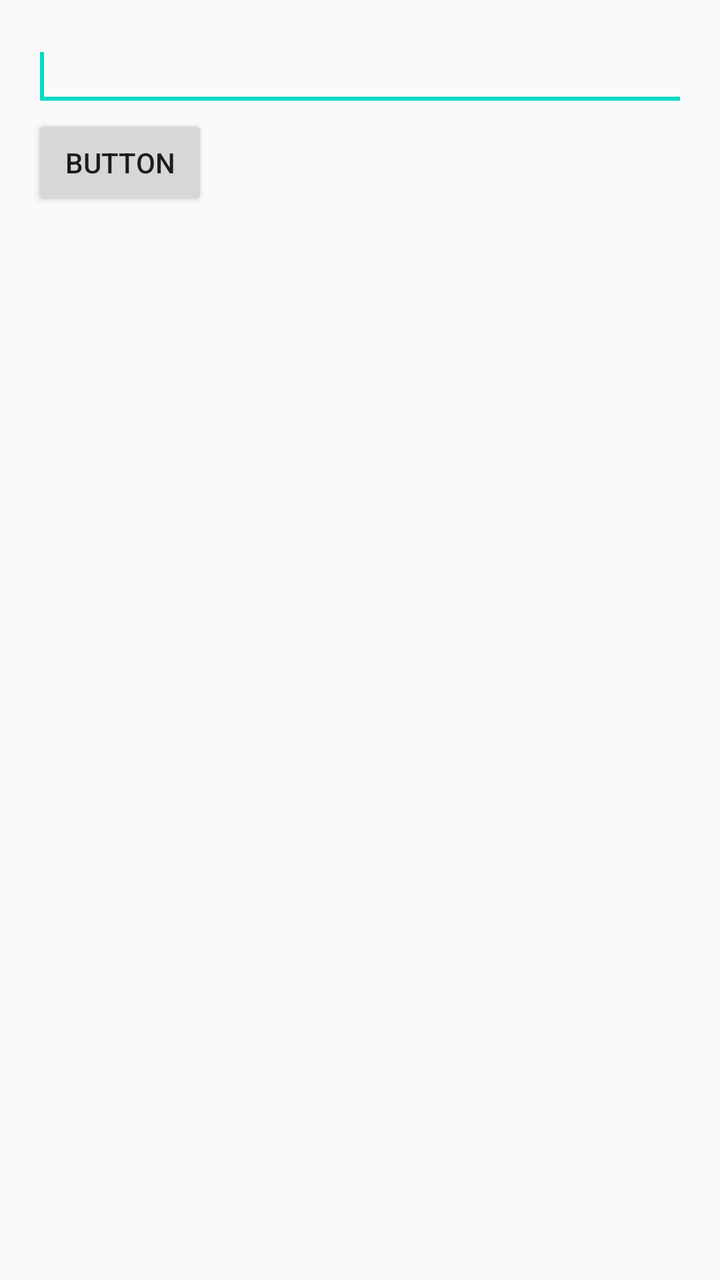
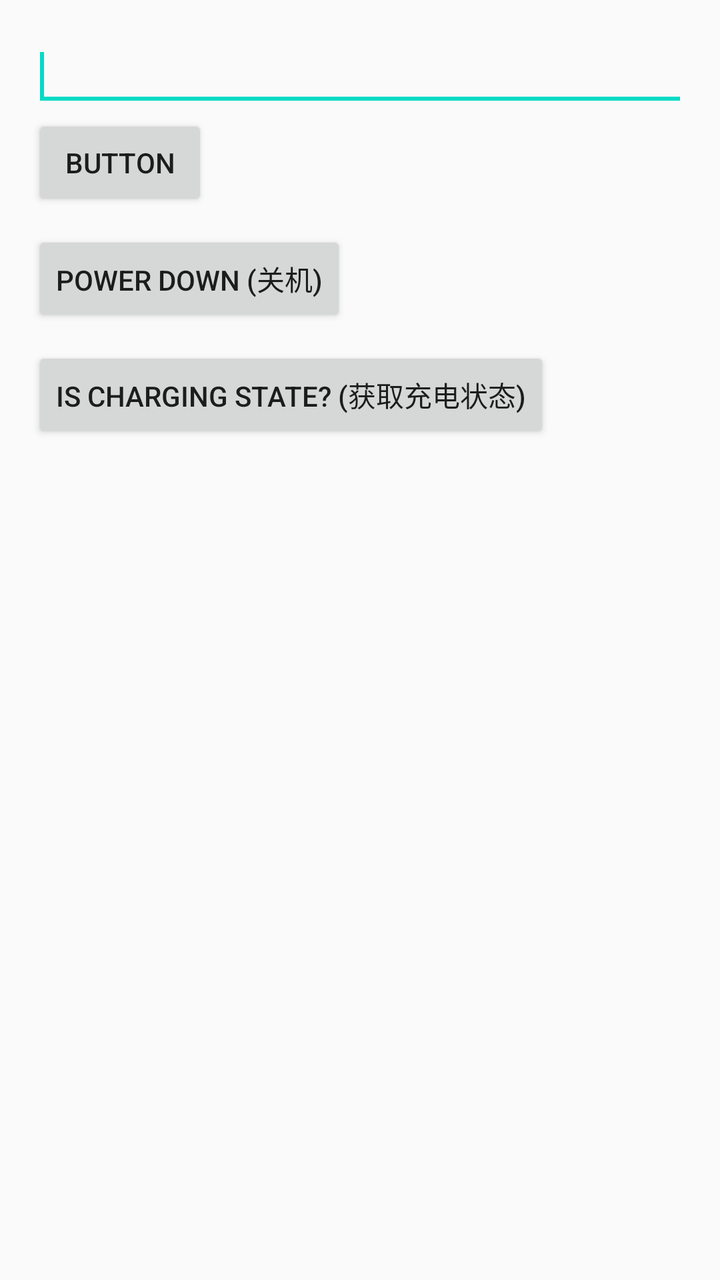

An Android layout rendered at two revisions. The XML below is the earlier revision; the diff shows what the commit changed to produce the second picture.
<!-- AndroidManifest.xml: activity theme AppTheme.NoActionBar -->
<!-- res/layout/activity_main.xml -->
<RelativeLayout xmlns:android="http://schemas.android.com/apk/res/android"
    xmlns:tools="http://schemas.android.com/tools"
    android:layout_width="match_parent"
    android:layout_height="match_parent"
    android:paddingBottom="@dimen/activity_vertical_margin"
    android:paddingLeft="@dimen/activity_horizontal_margin"
    android:paddingRight="@dimen/activity_horizontal_margin"
    android:paddingTop="@dimen/activity_vertical_margin"
    tools:context=".MainActivity" >

    <EditText
        android:id="@+id/editCode"
        android:layout_width="wrap_content"
        android:layout_height="wrap_content"
        android:layout_alignParentLeft="true"
        android:layout_alignParentRight="true"
        android:ems="10"
        android:enabled="true" >

        <requestFocus />
    </EditText>

    <Button
        android:id="@+id/btn_scan"
        android:layout_width="wrap_content"
        android:layout_height="wrap_content"
        android:layout_alignLeft="@+id/editCode"
        android:layout_below="@+id/editCode"
        android:text="Button" />


    <TextView
        android:id="@+id/TextViewCode"
        android:layout_width="wrap_content"
        android:layout_height="wrap_content"

        android:layout_below="@+id/btn_scan"
        android:textSize="22dp"
        android:enabled="true" >


    </TextView>

</RelativeLayout>
<!-- resources referenced by this layout -->
<resources>
  <dimen name="activity_horizontal_margin">16dp</dimen>
  <dimen name="activity_vertical_margin">16dp</dimen>
  <style name="AppTheme.NoActionBar">
          <item name="windowActionBar">false</item>
          <item name="windowNoTitle">true</item>
      </style>
</resources>

<!-- the commit's change to res/layout/activity_main.xml (unified diff, before → after) -->
@@ -28,6 +28,21 @@
         android:layout_below="@+id/editCode"
         android:text="Button" />
 
+    <Button
+        android:id="@+id/btn_pd2"
+        android:layout_width="wrap_content"
+        android:layout_height="wrap_content"
+        android:layout_marginTop="10dp"
+        android:layout_below="@+id/btn_scan"
+        android:text="power down (关机)" />
+
+    <Button
+        android:id="@+id/btn_pd3"
+        android:layout_width="wrap_content"
+        android:layout_height="wrap_content"
+        android:layout_marginTop="10dp"
+        android:layout_below="@+id/btn_pd2"
+        android:text="is charging state? (获取充电状态)" />
 
     <TextView
         android:id="@+id/TextViewCode"
